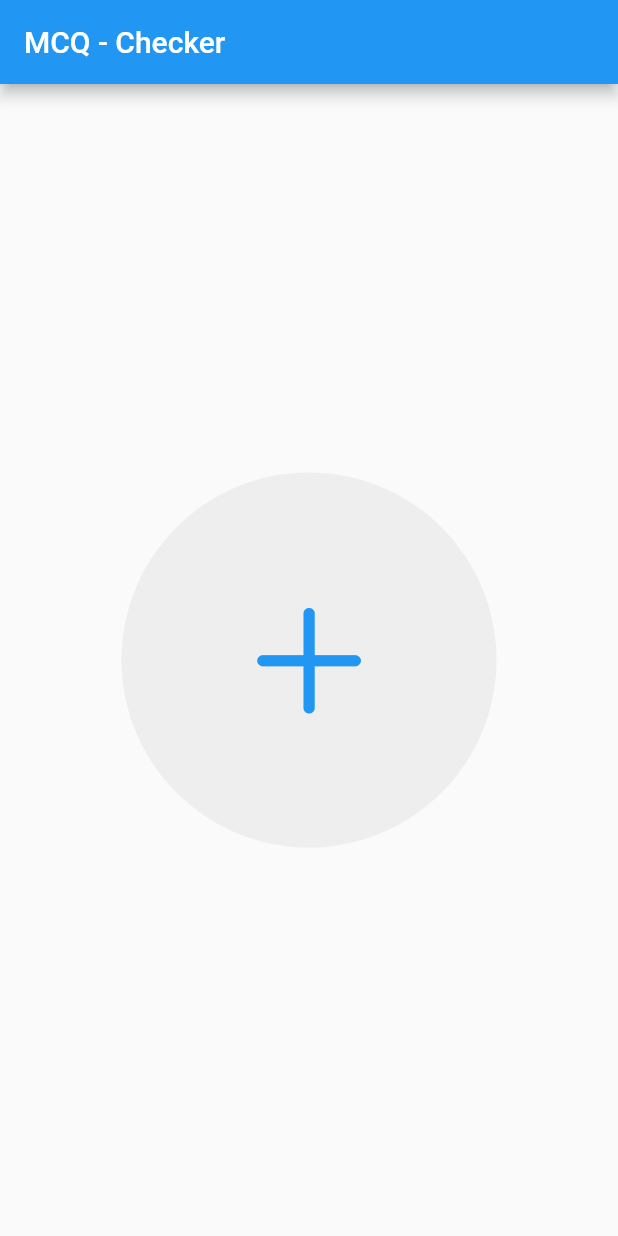
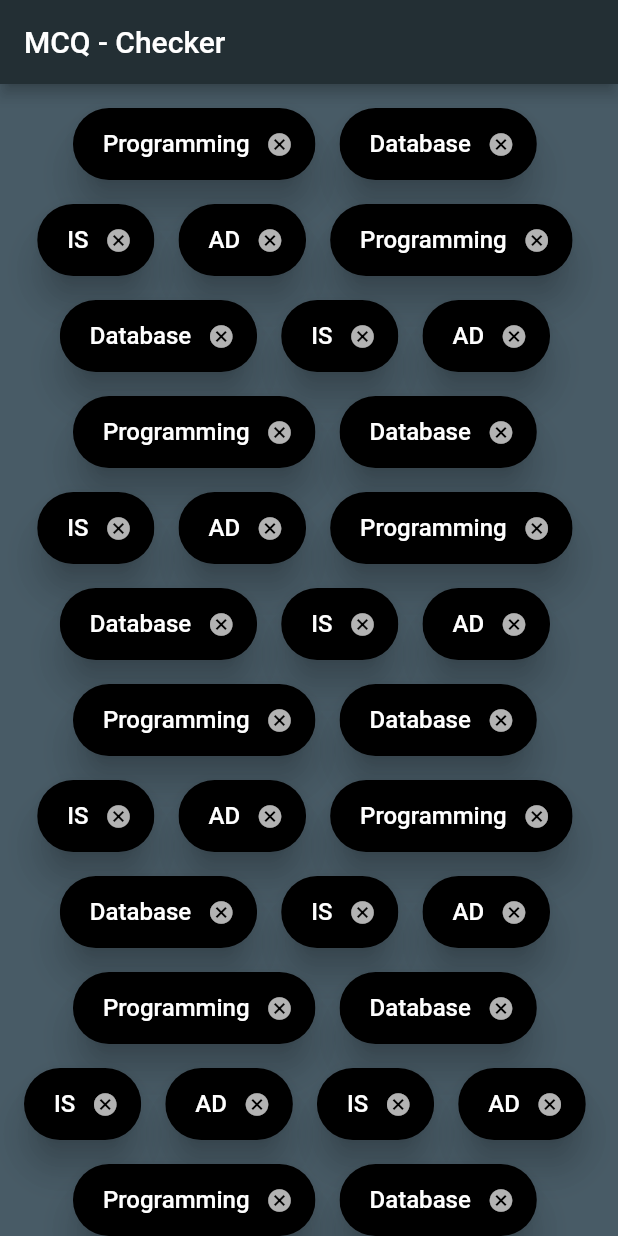
Before and after one commit to koiralapankaj7/mcq_checker, a Flutter app: the screen it shows after launch, on a phone screen of 412 x 824 dp. Run offline on Flutter 3.47's test engine with Material 2 defaults, Android fonts, the phone set to English and light mode, and no system bars.

Commit message:
home updated

```diff
--- a/lib/src/app.dart
+++ b/lib/src/app.dart
@@ -5,6 +5,8 @@ class App extends StatelessWidget {
   @override
   Widget build(BuildContext context) {
     return MaterialApp(
+      // BottomSheet use material canvas color by default. so to remove this we have to override.
+      theme: new ThemeData(canvasColor: Colors.transparent),
       home: HomeScreen(),
     );
   }
--- a/lib/src/screens/home_screen.dart
+++ b/lib/src/screens/home_screen.dart
@@ -13,32 +13,109 @@ class _HomeScreenState extends State<HomeScreen> {
   @override
   Widget build(BuildContext context) {
     return Scaffold(
+      backgroundColor: Color(0xE6344955),
       key: _scaffoldKey,
       appBar: AppBar(
         title: Text('MCQ - Checker'),
+        backgroundColor: Color(0xff232f34),
       ),
-      body: createBody(),
+      body: createMainBody(),
     );
   }
 
-  Widget createBody() {
+  Widget createMainBody() {
+    return SingleChildScrollView(
+      child: Container(
+        //color: Colors.grey,
+        margin: EdgeInsets.all(16.0),
+        child: Wrap(
+          alignment: WrapAlignment.center,
+          spacing: 16.0,
+          runSpacing: 16.0,
+          children: <Widget>[
+            buildChip('Programming'),
+            buildChip('Database'),
+            buildChip('IS'),
+            buildChip('AD'),
+            buildChip('Programming'),
+            buildChip('Database'),
+            buildChip('IS'),
+            buildChip('AD'),
+            buildChip('Programming'),
+            buildChip('Database'),
+            buildChip('IS'),
+            buildChip('AD'),
+            buildChip('Programming'),
+            buildChip('Database'),
+            buildChip('IS'),
+            buildChip('AD'),
+            buildChip('Programming'),
+            buildChip('Database'),
+            buildChip('IS'),
+            buildChip('AD'),
+            buildChip('Programming'),
+            buildChip('Database'),
+            buildChip('IS'),
+            buildChip('AD'),
+            buildChip('Programming'),
+            buildChip('Database'),
+            buildChip('IS'),
+            buildChip('AD'),
+            buildChip('IS'),
+            buildChip('AD'),
+            buildChip('Programming'),
+            buildChip('Database'),
+            buildChip('IS'),
+            // buildChip('AD'),
+            addModule(true),
+          ],
+        ),
+      ),
+    );
+  }
+
+  Widget buildChip(String label) {
+    return Chip(
+      label: Text(
+        label,
+        style: TextStyle(color: Colors.white),
+      ),
+      elevation: 10.0,
+      labelPadding: EdgeInsets.only(left: 16.0, top: 8.0, bottom: 8.0),
+      backgroundColor: Color(0xff000000),
+      labelStyle: TextStyle(fontSize: 16.0),
+      deleteIconColor: Color(0xff344955),
+      deleteIcon: Icon(
+        Icons.cancel,
+        color: Colors.white70,
+      ),
+      onDeleted: () {},
+    );
+  }
+
+  Widget createInitialBody() {
     return Center(
-      child: Container(
-        height: 250.0,
-        width: 250.0,
+      child: addModule(false),
+    );
+  }
+
+  Widget addModule(bool isSmall) {
+    return Container(
+      height: isSmall ? 50.0 : 250.0,
+      width: isSmall ? 50.0 : 250.0,
       decoration: BoxDecoration(
-          color: Colors.grey[200],
-          borderRadius: BorderRadius.circular(125.0),
+        color: Color(0xCC232f34),
+        borderRadius: BorderRadius.circular(isSmall ? 25.0 : 125.0),
       ),
       child: Material(
         color: Colors.transparent,
         child: InkWell(
-            borderRadius: BorderRadius.circular(125.0),
-            splashColor: Colors.blue[100],
+          borderRadius: BorderRadius.circular(isSmall ? 25.0 : 125.0),
+          splashColor: Color(0xff344955),
           child: Icon(
             CupertinoIcons.add,
-              size: 100.0,
-              color: Colors.blue,
+            size: isSmall ? 30.0 : 100.0,
+            color: isSmall ? Colors.white70 : Colors.white30,
           ),
           onTap: () {
             _scaffoldKey.currentState
@@ -46,7 +123,6 @@ class _HomeScreenState extends State<HomeScreen> {
           },
         ),
       ),
-      ),
     );
   }
 }
--- a/lib/src/widgets/add_module_bottom_sheet.dart
+++ b/lib/src/widgets/add_module_bottom_sheet.dart
@@ -9,7 +9,6 @@ class AddModule extends StatelessWidget {
     final Size deviceSize = MediaQuery.of(context).size;
 
     return Stack(
-      //overflow: Overflow.visible,
       alignment: Alignment.topCenter,
       children: <Widget>[
         // Most back container for design
```
Lines whose indentation alone changed are shown as unchanged.
